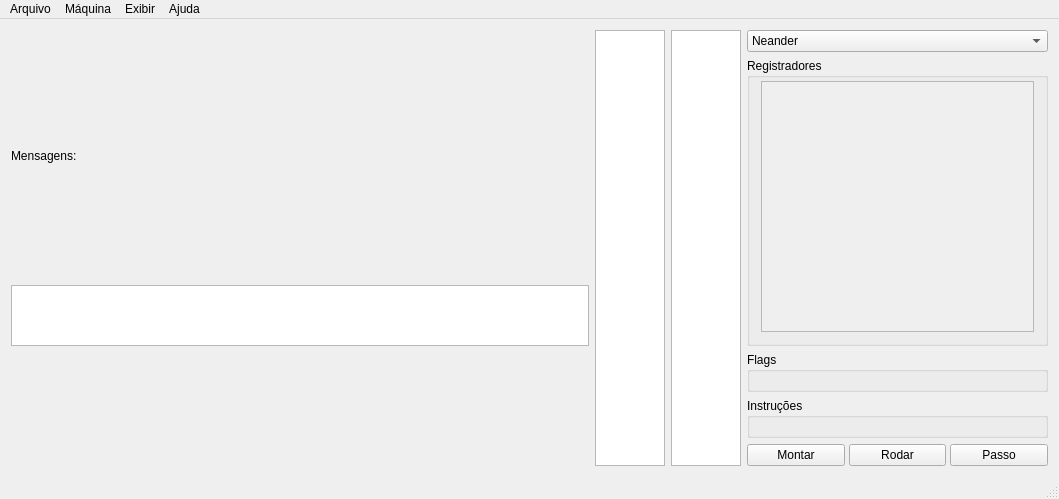
The window that hidra/gui/hidragui.ui (petcomputacaoufrgs/hidracpp) describes before a commit, drawn with Qt 5.
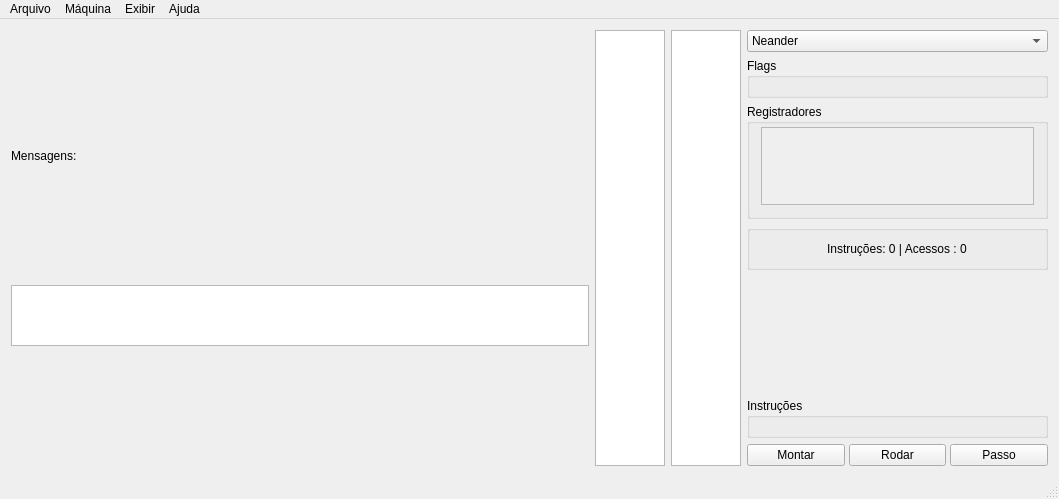
The same window after the commit.

Commit message: Information rectangle, flags above registers

Patch:
```diff
--- a/hidra/gui/hidragui.ui
+++ b/hidra/gui/hidragui.ui
@@ -194,8 +194,71 @@
          </item>
         </widget>
        </item>
+       <item>
+        <widget class="QGroupBox" name="areaFlags">
+         <property name="minimumSize">
+          <size>
+           <width>0</width>
+           <height>40</height>
+          </size>
+         </property>
+         <property name="title">
+          <string>Flags</string>
+         </property>
+         <layout class="QGridLayout" name="gridLayout">
+          <property name="topMargin">
+           <number>3</number>
+          </property>
+          <item row="0" column="1">
+           <layout class="QHBoxLayout" name="layoutFlags">
+            <property name="spacing">
+             <number>18</number>
+            </property>
+           </layout>
+          </item>
+          <item row="0" column="0">
+           <spacer name="spacerFlagsLeft">
+            <property name="orientation">
+             <enum>Qt::Horizontal</enum>
+            </property>
+            <property name="sizeHint" stdset="0">
+             <size>
+              <width>0</width>
+              <height>0</height>
+             </size>
+            </property>
+           </spacer>
+          </item>
+          <item row="0" column="2">
+           <spacer name="spacerFlagsRight">
+            <property name="orientation">
+             <enum>Qt::Horizontal</enum>
+            </property>
+            <property name="sizeHint" stdset="0">
+             <size>
+              <width>0</width>
+              <height>0</height>
+             </size>
+            </property>
+           </spacer>
+          </item>
+         </layout>
+        </widget>
+       </item>
        <item>
         <widget class="QGroupBox" name="areaRegisters">
+         <property name="sizePolicy">
+          <sizepolicy hsizetype="Preferred" vsizetype="Fixed">
+           <horstretch>0</horstretch>
+           <verstretch>0</verstretch>
+          </sizepolicy>
+         </property>
+         <property name="minimumSize">
+          <size>
+           <width>0</width>
+           <height>115</height>
+          </size>
+         </property>
          <property name="title">
           <string>Registradores</string>
          </property>
@@ -206,7 +269,10 @@
           <item>
            <widget class="QScrollArea" name="scrollAreaRegisters">
             <property name="horizontalScrollBarPolicy">
-             <enum>Qt::ScrollBarAsNeeded</enum>
+             <enum>Qt::ScrollBarAlwaysOff</enum>
+            </property>
+            <property name="sizeAdjustPolicy">
+             <enum>QAbstractScrollArea::AdjustToContents</enum>
             </property>
             <property name="widgetResizable">
              <bool>true</bool>
@@ -220,7 +286,7 @@
                <x>0</x>
                <y>0</y>
                <width>279</width>
-               <height>262</height>
+               <height>86</height>
               </rect>
              </property>
              <layout class="QHBoxLayout" name="horizontalLayout_3">
@@ -268,56 +334,43 @@
         </widget>
        </item>
        <item>
-        <widget class="QGroupBox" name="areaFlags">
+        <widget class="QGroupBox" name="areaInformation">
          <property name="minimumSize">
           <size>
            <width>0</width>
-           <height>40</height>
+           <height>0</height>
           </size>
          </property>
          <property name="title">
-          <string>Flags</string>
+          <string/>
          </property>
-         <layout class="QGridLayout" name="gridLayout">
-          <property name="topMargin">
-           <number>3</number>
-          </property>
-          <item row="0" column="1">
-           <layout class="QHBoxLayout" name="layoutFlags">
-            <property name="spacing">
-             <number>18</number>
+         <layout class="QHBoxLayout" name="horizontalLayout_6">
+          <item alignment="Qt::AlignHCenter">
+           <widget class="QLabel" name="textInformation">
+            <property name="enabled">
+             <bool>true</bool>
             </property>
-           </layout>
-          </item>
-          <item row="0" column="0">
-           <spacer name="spacerFlagsLeft">
-            <property name="orientation">
-             <enum>Qt::Horizontal</enum>
+            <property name="text">
+             <string>Instruções: 0 | Acessos : 0</string>
             </property>
-            <property name="sizeHint" stdset="0">
-             <size>
-              <width>0</width>
-              <height>0</height>
-             </size>
-            </property>
-           </spacer>
-          </item>
-          <item row="0" column="2">
-           <spacer name="spacerFlagsRight">
-            <property name="orientation">
-             <enum>Qt::Horizontal</enum>
-            </property>
-            <property name="sizeHint" stdset="0">
-             <size>
-              <width>0</width>
-              <height>0</height>
-             </size>
-            </property>
-           </spacer>
+           </widget>
           </item>
          </layout>
         </widget>
        </item>
+       <item>
+        <spacer name="verticalSpacer">
+         <property name="orientation">
+          <enum>Qt::Vertical</enum>
+         </property>
+         <property name="sizeHint" stdset="0">
+          <size>
+           <width>20</width>
+           <height>40</height>
+          </size>
+         </property>
+        </spacer>
+       </item>
        <item>
         <widget class="QGroupBox" name="areaInstructions">
          <property name="enabled">
```
The commit also changes 3 other files.
